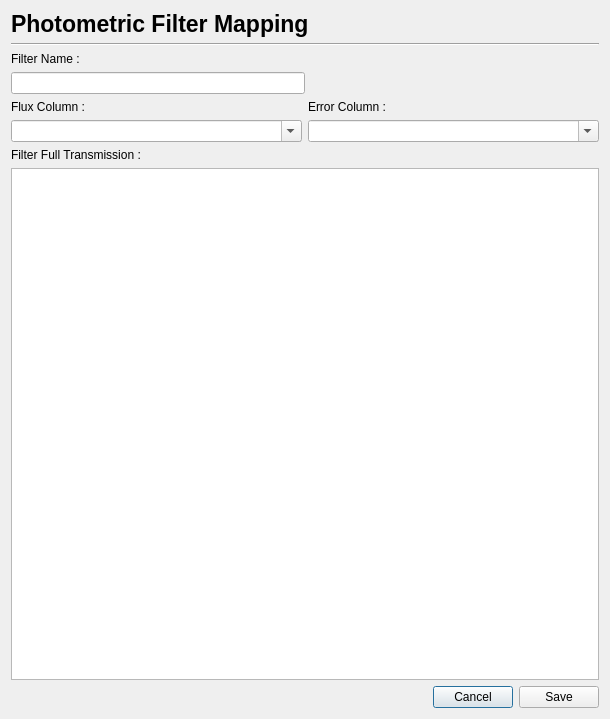
This is PhzQtUI/auxdir/PhzQtUI/DialogFilterMapping.ui in astrorama/Phosphoros as Qt 5 draws it before an edit. The edited form follows.
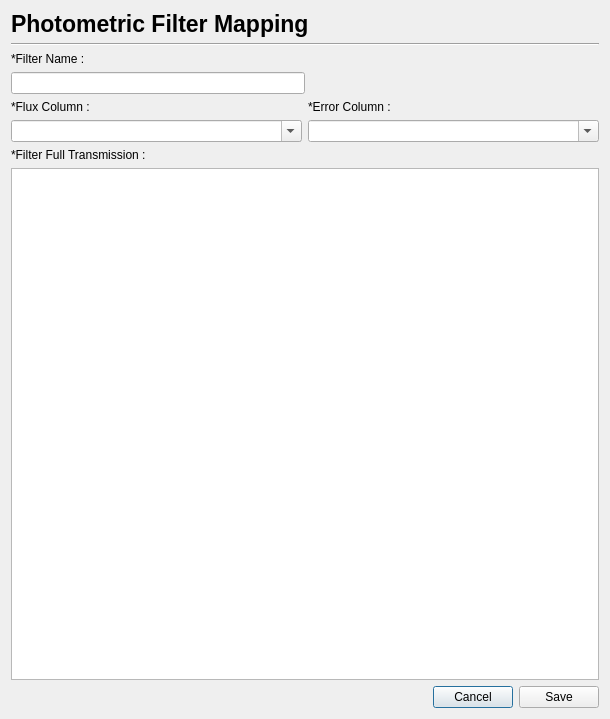
This is the edited form.

Diff of the .ui file:
```diff
--- a/PhzQtUI/auxdir/PhzQtUI/DialogFilterMapping.ui
+++ b/PhzQtUI/auxdir/PhzQtUI/DialogFilterMapping.ui
@@ -59,7 +59,7 @@
        <item>
         <widget class="QLabel" name="label">
          <property name="text">
-          <string>Filter Name :</string>
+          <string>*Filter Name :</string>
          </property>
         </widget>
        </item>
@@ -90,7 +90,7 @@
        <item>
         <widget class="QLabel" name="label_3">
          <property name="text">
-          <string>Flux Column :</string>
+          <string>*Flux Column :</string>
          </property>
         </widget>
        </item>
@@ -108,7 +108,7 @@
        <item>
         <widget class="QLabel" name="label_4">
          <property name="text">
-          <string>Error Column :</string>
+          <string>*Error Column :</string>
          </property>
         </widget>
        </item>
@@ -126,7 +126,7 @@
    <item>
     <widget class="QLabel" name="label_5">
      <property name="text">
-      <string>Filter Full Transmission :</string>
+      <string>*Filter Full Transmission :</string>
      </property>
     </widget>
    </item>
```
